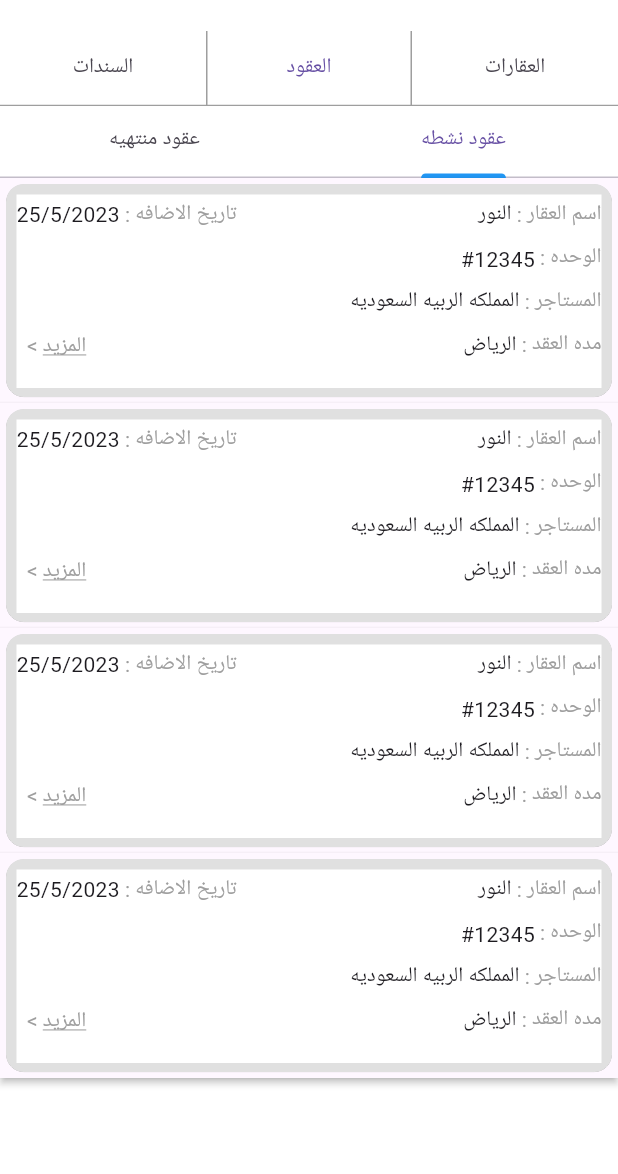
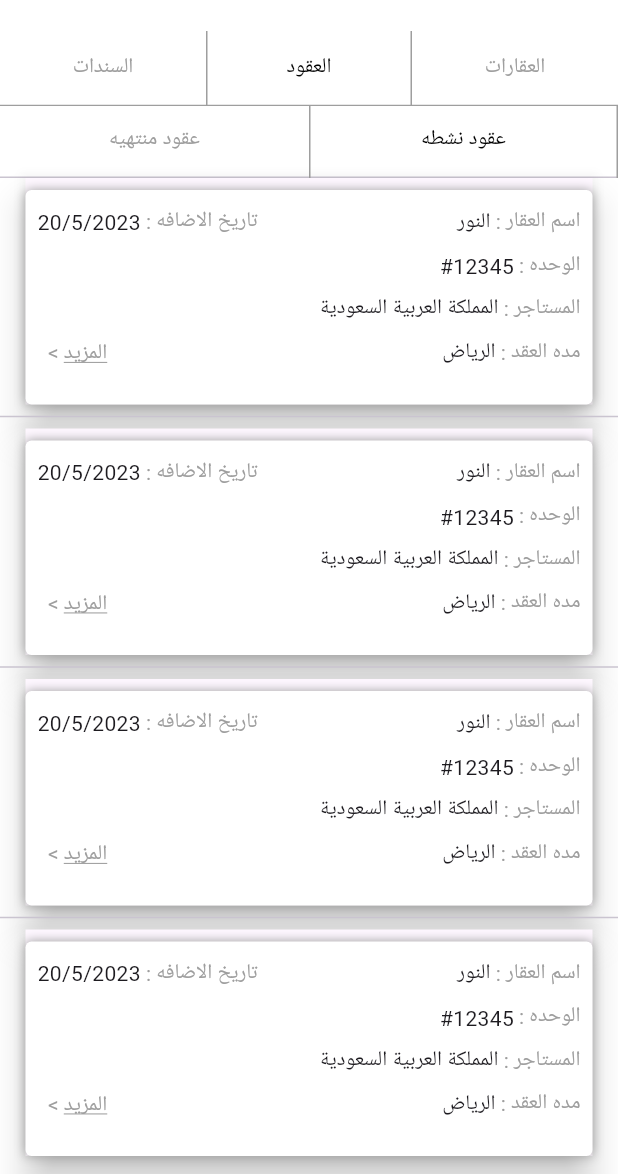
Before and after one commit to 27dandash/test-Repository, a Flutter app: the screen it shows after launch, tab 2 chosen, on a phone screen of 412 x 824 dp, the part 62-1236 px from its top. Run offline on Flutter 3.47's test engine with Material 3 defaults, Android fonts, the phone set to English and light mode, and no system bars; our stand-ins replace bloc, connectivity, dio, flutter_bloc, fluttertoast, hexcolor and 1 more; network calls fail.

Commit message:
clean architecture

```diff
--- a/lib/features/tapbar/domain/entities/model.dart
+++ b/lib/features/tapbar/domain/entities/model.dart
@@ -1,11 +1,11 @@
-class aqar {
+class PropertyModel {
   final String aqarname;
   final String date;
   final String aqarnumber;
   final String contry;
   final String city;
 
-  aqar(
+  PropertyModel(
       {required this.aqarname,
       required this.date,
       required this.aqarnumber,
@@ -13,14 +13,14 @@ class aqar {
       required this.city});
 }
 
-class aqaod {
+class ContractsModel {
   final String aqarname;
   final String date;
   final String unit;
   final String renter;
   final String time;
 
-  aqaod(
+  ContractsModel(
       {required this.aqarname,
       required this.date,
       required this.unit,
--- /dev/null
+++ b/lib/features/tapbar/presentation/components/Documents_tap_view.dart
@@ -0,0 +1,56 @@
+import 'package:fawry_app/features/tapbar/presentation/components/components.dart';
+import 'package:fawry_app/features/tapbar/presentation/controlles/cubit.dart';
+import 'package:flutter/cupertino.dart';
+import 'package:flutter/material.dart';
+
+class DocumentsTapView extends StatelessWidget {
+  const DocumentsTapView({super.key});
+
+  @override
+  Widget build(BuildContext context) {
+    return DefaultTabController(
+      length: 2,
+      child: Scaffold(
+        body: Column(
+          children: [
+            const TabBar(
+              unselectedLabelColor: Colors.grey,
+              labelColor: Colors.black,
+              indicator: BoxDecoration(
+                border: Border(
+                  left: BorderSide(color: Colors.grey), // provides to left side
+                  right: BorderSide(color: Colors.grey), // for right side
+                ),
+              ),
+              indicatorSize: TabBarIndicatorSize.tab,
+              tabs: [
+                Tab(
+                  text: 'عقود نشطه',
+                ),
+                Tab(
+                  text: 'عقود منتهيه',
+                ),
+              ],
+            ),
+            Expanded(child: card()),
+          ],
+        ),
+      ),
+    );
+  }
+}
+
+class card extends StatelessWidget {
+  @override
+  Widget build(BuildContext context) {
+    return ListView.separated(
+        itemCount: TapbarCubit.get(context).ContractsData.length,
+        itemBuilder: (BuildContext context, int index) {
+          return ContractsCard(
+              item: TapbarCubit.get(context).ContractsData[index]);
+        },
+        separatorBuilder: (BuildContext context, int index) {
+          return const Divider();
+        });
+  }
+}
--- a/lib/features/tapbar/presentation/components/components.dart
+++ b/lib/features/tapbar/presentation/components/components.dart
@@ -1,42 +1,47 @@
-import 'package:fawry_app/features/tapbar/Data/model/model.dart';
 import 'package:fawry_app/features/tapbar/domain/entities/model.dart';
 import 'package:flutter/cupertino.dart';
 import 'package:flutter/material.dart';
 
-class CustomCard extends StatelessWidget {
-  final aqar item;
+class PropertyCard extends StatelessWidget {
+  final PropertyModel item;
 
-  CustomCard({required this.item});
+  PropertyCard({required this.item});
 
   @override
   Widget build(BuildContext context) {
     return SizedBox(
-      height: 150,
+      height: 151,
+      child: Center(
         child: Material(
-        elevation: 2,
-        child: Center(
-          child: Card(
-            color: Colors.grey[300],
-            surfaceTintColor: Colors.grey,
-            elevation: 0.1,
-            child: Padding(
-              padding: const EdgeInsets.all(6.0),
-              child: ListView.builder(
-                  itemCount: 1,
-                  itemBuilder: (BuildContext context, int index) {
-                    return Padding(
-                      padding: const EdgeInsets.all(1.0),
-                      child: Container(
-                        color: Colors.white,
-                        height: 130,
+          elevation: 10,
+          // color: Colors.orange,
           child: Column(
             children: [
-                            SizedBox(
+              const SizedBox(
+                height: 8,
+              ),
+              Container(
+                decoration: BoxDecoration(
+                  color: Colors.white,
+                  boxShadow: const [
+                    BoxShadow(
+                      color: Colors.grey,
+                      blurRadius: 5.0, // soften the shadow
+                    )
+                  ],
+                  // border: Border.all(color: Colors.grey),
+                  borderRadius: BorderRadius.circular(4.0),
+                ),
+                height: 143,
+                width: 378,
+                child: Padding(
+                  padding: const EdgeInsets.all(8.0),
+                  child: Column(
+                    children: [
+                      const SizedBox(
                         height: 3,
                       ),
                       Row(
-                              // mainAxisAlignment: MainAxisAlignment.end,
-
                         children: [
                           const Text(
                             'اسم العقار : ',
@@ -82,8 +87,6 @@ class CustomCard extends StatelessWidget {
                         height: 8,
                       ),
                       Row(
-                              // mainAxisAlignment: MainAxisAlignment.end,
-
                         children: [
                           const Text(
                             'المدينه : ',
@@ -99,24 +102,21 @@ class CustomCard extends StatelessWidget {
                               style: TextStyle(
                                   color: Colors.grey,
                                   decoration: TextDecoration.underline,
-                                        fontSize: 14),
+                                  fontSize: 15),
                             )),
                           ),
                           RichText(
                               text: const TextSpan(
                                   text: ' >  ',
                                   style: TextStyle(
-                                            color: Colors.grey, fontSize: 14))),
-                                // Text('التاريخ  :  '),
-                                // Text(item.date),
+                                      color: Colors.grey, fontSize: 15))),
                         ],
                       ),
                     ],
                   ),
                 ),
-                    );
-                  }),
               ),
+            ],
           ),
         ),
       ),
@@ -124,35 +124,43 @@ class CustomCard extends StatelessWidget {
   }
 }
 
-class CustomCards extends StatelessWidget {
-  final aqaod item;
+class ContractsCard extends StatelessWidget {
+  final ContractsModel item;
 
-  CustomCards({required this.item});
+  ContractsCard({required this.item});
 
   @override
   Widget build(BuildContext context) {
     return SizedBox(
-      height: 150,
+      height: 151,
+      child: Center(
         child: Material(
-        elevation: 2,
-        child: Center(
-          child: Card(
-            color: Colors.grey[300],
-            surfaceTintColor: Colors.grey,
-            elevation: 0.1,
-            child: Padding(
-              padding: const EdgeInsets.all(6.0),
-              child: ListView.builder(
-                  itemCount: 1,
-                  itemBuilder: (BuildContext context, int index) {
-                    return Padding(
-                      padding: const EdgeInsets.all(1.0),
-                      child: Container(
-                        color: Colors.white,
-                        height: 130,
+          elevation: 10,
+          // color: Colors.orange,
           child: Column(
             children: [
-                            SizedBox(
+              const SizedBox(
+                height: 8,
+              ),
+              Container(
+                decoration: BoxDecoration(
+                  color: Colors.white,
+                  boxShadow: const [
+                    BoxShadow(
+                      color: Colors.grey,
+                      blurRadius: 5.0,
+                    )
+                  ],
+                  // border: Border.all(color: Colors.grey),
+                  borderRadius: BorderRadius.circular(4.0),
+                ),
+                height: 143,
+                width: 378,
+                child: Padding(
+                  padding: const EdgeInsets.all(8.0),
+                  child: Column(
+                    children: [
+                      const SizedBox(
                         height: 3,
                       ),
                       Row(
@@ -228,91 +236,16 @@ class CustomCards extends StatelessWidget {
                                   text: ' >  ',
                                   style: TextStyle(
                                       color: Colors.grey, fontSize: 14))),
-                                // Text('التاريخ  :  '),
-                                // Text(item.date),
                         ],
                       ),
                     ],
                   ),
                 ),
-                    );
-                  }),
               ),
+            ],
           ),
         ),
       ),
     );
   }
 }
-// class CustomCards extends StatelessWidget {
-//   final aqaod_model item;
-//
-//   CustomCards({required this.item});
-//
-//   @override
-//   Widget build(BuildContext context) {
-//     return Container(
-//       height: 150,
-//       child: Center(
-//         child: Card(
-//           child: ListView.builder(
-//               itemCount: 1,
-//               itemBuilder: (BuildContext context, int index) {
-//                 return Padding(
-//                   padding: const EdgeInsets.all(10.0),
-//                   child: SizedBox(
-//                     height: 120,
-//                     child: Column(
-//                       children: [
-//                         Row(
-//                           // crossAxisAlignment: CrossAxisAlignment.end,
-//                           // mainAxisAlignment: MainAxisAlignment.end,
-//                           children: [
-//                             const Text('اسم العقار   :  '),
-//                             Text(item.aqarname),
-//                             const Spacer(),
-//                             const Text('التاريخ  :  '),
-//                             Text(item.date),
-//                           ],
-//                         ),
-//                         const SizedBox(
-//                           height: 8,
-//                         ),
-//                         Row(
-//                           // mainAxisAlignment: MainAxisAlignment.end,
-//                           // crossAxisAlignment: CrossAxisAlignment.end,
-//                           children: [
-//                             const Text('الوحده  :  '),
-//                             Text(item.unit),
-//                           ],
-//                         ),
-//                         const SizedBox(
-//                           height: 8,
-//                         ),
-//                         Row(
-//                           // mainAxisAlignment: MainAxisAlignment.end,
-//                           children: [
-//                             const Text('المستاجر :  '),
-//                             Text(item.renter),
-//                           ],
-//                         ),
-//                         const SizedBox(
-//                           height: 8,
-//                         ),
-//                         Row(
-//                           // mainAxisAlignment: MainAxisAlignment.end,
-//                           children: [
-//                             const Text('مده العقد : '),
-//                             Text(item.time),
-//                           ],
-//                         ),
-//                       ],
-//                     ),
-//                   ),
-//                 );
-//               }),
-//         ),
-//       ),
-//     );
-//   }
-// }
--- a/lib/features/tapbar/presentation/controlles/cubit.dart
+++ b/lib/features/tapbar/presentation/controlles/cubit.dart
@@ -1,7 +1,4 @@
-
 import 'package:fawry_app/core/cubit/state.dart';
-import 'package:fawry_app/features/tapbar/Data/model/model.dart';
-import 'package:fawry_app/features/tapbar/domain/entities/model.dart';
 import 'package:fawry_app/features/tapbar/domain/entities/model.dart';
 import 'package:flutter/cupertino.dart';
 import 'package:flutter_bloc/flutter_bloc.dart';
@@ -18,72 +15,71 @@ class TapbarCubit extends Cubit<AppStates> {
     Text('Page 2'),
     Text('Page 3'),
   ];
-
-   void _onItemTapped(int index) {
-  //   setState(() {
-  //     _selectedIndex = index;
-  //   });
-   }
-
-  final List<aqar> aqarData = [
-    aqar(
+  final List<PropertyModel> PropertyData = [
+    PropertyModel(
       aqarname: 'النور',
-      date: '25/5/2023',
+      date: '20/5/2023',
       aqarnumber: '#12345',
-      contry: 'المملكه الربيه السعوديه',
-      city: 'الرياض',
-    ),aqar(
-      aqarname: 'النور',
-      date: '25/5/2023',
-      aqarnumber: '#12345',
-      contry: 'المملكه الربيه السعوديه',
+      contry: 'المملكة العربية السعودية',
       city: 'الرياض',
     ),
-    aqar(
+    PropertyModel(
       aqarname: 'النور',
-      date: '25/5/2023',
+      date: '20/5/2023',
       aqarnumber: '#12345',
-      contry: 'المملكه الربيه السعوديه',
+      contry: 'المملكة العربية السعودية',
       city: 'الرياض',
     ),
-    aqar(
+    PropertyModel(
       aqarname: 'النور',
-      date: '25/5/2023',
+      date: '20/5/2023',
       aqarnumber: '#12345',
-      contry: 'المملكه الربيه السعوديه',
+      contry: 'المملكة العربية السعودية',
+      city: 'الرياض',
+    ),
+    PropertyModel(
+      aqarname: 'النور',
+      date: '20/5/2023',
+      aqarnumber: '#12345',
+      contry: 'المملكة العربية السعودية',
+      city: 'الرياض',
+    ),
+    PropertyModel(
+      aqarname: 'النور',
+      date: '20/5/2023',
+      aqarnumber: '#12345',
+      contry: 'المملكة العربية السعودية',
       city: 'الرياض',
     ),
   ];
-  final List<aqaod> aqodData = [
-    aqaod(
-    aqarname: 'النور',
-    date: '25/5/2023',
-    unit: '#12345',
-    renter: 'المملكه الربيه السعوديه',
-    time: 'الرياض',
-    ),  aqaod(
-    aqarname: 'النور',
-    date: '25/5/2023',
-    unit: '#12345',
-    renter: 'المملكه الربيه السعوديه',
-    time: 'الرياض',
+  final List<ContractsModel> ContractsData = [
+    ContractsModel(
+      aqarname: 'النور',
+      date: '20/5/2023',
+      unit: '#12345',
+      renter: 'المملكة العربية السعودية',
+      time: 'الرياض',
     ),
-    aqaod(
+    ContractsModel(
       aqarname: 'النور',
-      date: '25/5/2023',
+      date: '20/5/2023',
       unit: '#12345',
-      renter: 'المملكه الربيه السعوديه',
+      renter: 'المملكة العربية السعودية',
       time: 'الرياض',
-    ), aqaod(
+    ),
+    ContractsModel(
       aqarname: 'النور',
-      date: '25/5/2023',
+      date: '20/5/2023',
       unit: '#12345',
-      renter: 'المملكه الربيه السعوديه',
+      renter: 'المملكة العربية السعودية',
+      time: 'الرياض',
+    ),
+    ContractsModel(
+      aqarname: 'النور',
+      date: '20/5/2023',
+      unit: '#12345',
+      renter: 'المملكة العربية السعودية',
       time: 'الرياض',
     ),
   ];
-
-  // onUpdateAppCubit(bool authorized){
-  //   emit(AuthUpdated(authorized));
-  // }
 }
--- a/lib/features/tapbar/presentation/controlles/states.dart
+++ b/lib/features/tapbar/presentation/controlles/states.dart
@@ -1,6 +1,3 @@
-
-abstract class TapbarStates  {}
+abstract class TapbarStates {}
 
 class AppInitialState extends TapbarStates {}
-
-// -------------------------------------------------- GetUserData
--- a/lib/features/tapbar/presentation/screens/tapbar_view.dart
+++ b/lib/features/tapbar/presentation/screens/tapbar_view.dart
@@ -1,10 +1,11 @@
-import 'package:fawry_app/core/network/local/SharedPreferences.dart';
-import 'package:fawry_app/features/tapbar/presentation/screens/widgets/first_screen.dart';
-import 'package:fawry_app/features/tapbar/presentation/screens/widgets/second_screen.dart';
-import 'package:fawry_app/features/tapbar/presentation/screens/widgets/third_screen.dart';
+import 'package:fawry_app/features/tapbar/presentation/components/Documents_tap_view.dart';
+import 'package:fawry_app/features/tapbar/presentation/components/contracts_tap_view.dart';
+import 'package:fawry_app/features/tapbar/presentation/components/property_tap_view.dart';
 import 'package:flutter/material.dart';
 
-class tapbar_view extends StatelessWidget {
+class TapBarView extends StatelessWidget {
+  const TapBarView({super.key});
+
   @override
   Widget build(BuildContext context) {
     return Directionality(
@@ -20,22 +21,18 @@ class tapbar_view extends StatelessWidget {
               child: const SizedBox(
                 height: 50,
                 child: TabBar(
+                  unselectedLabelColor: Colors.grey,
+                  labelColor: Colors.black,
                   indicator: BoxDecoration(
-
                     border: Border(
-                      left: BorderSide(color: Colors.grey), // provides to left side
+                      left: BorderSide(color: Colors.grey),
                       right: BorderSide(color: Colors.grey), // for right side
-                    ),),
-                  indicatorSize:TabBarIndicatorSize.tab ,
-                  // selectedItemColor: Colors.blue, // Color of selected tab text
-                  // unselectedItemColor: Colors.grey, // Color of unselected tab text
-                  // selectedLabelStyle: TextStyle(fontWeight: FontWeight.bold), // Style of selected tab text
-                  // unselectedLabelStyle: TextStyle(fontWeight: FontWeight.normal), // Style of unselected tab text
-
+                    ),
+                  ),
+                  indicatorSize: TabBarIndicatorSize.tab,
                   indicatorColor: Colors.blue,
                   dividerColor: Colors.grey,
                   dividerHeight: 0.9,
-
                   tabs: [
                     Tab(
                       text: 'العقارات',
@@ -51,8 +48,12 @@ class tapbar_view extends StatelessWidget {
               ),
             ),
           ),
-          body: TabBarView(
-            children: [const first(), third(), const second()],
+          body: const TabBarView(
+            children: [
+              PropertyTapView(),
+              DocumentsTapView(),
+              ContractsTapView()
+            ],
           ),
         ),
       ),
--- a/lib/features/tapbar/presentation/screens/widgets/first_screen.dart
+++ /dev/null
@@ -1,30 +0,0 @@
-import 'package:fawry_app/features/tapbar/presentation/components/components.dart';
-import 'package:fawry_app/features/tapbar/presentation/controlles/cubit.dart';
-import 'package:flutter/material.dart';
-
-
-// Home Screen
-class first extends StatelessWidget {
-  const first({Key? key}) : super(key: key);
-
-  @override
-  Widget build(BuildContext context) {
-    return Scaffold(
-
-        body: Center(
-            child: card()));
-  }
-}
-class card extends StatelessWidget {
-  @override
-  Widget build(BuildContext context) {
-    return ListView.builder(
-      itemCount: TapbarCubit.get(context).aqarData.length,
-      itemBuilder: (BuildContext context, int index) {
-        return CustomCard(item: TapbarCubit.get(context).aqarData[index]);
-      },
-    );
-  }
-}
-
-// Setting Screen
--- a/lib/features/tapbar/presentation/screens/widgets/third_screen.dart
+++ /dev/null
@@ -1,47 +0,0 @@
-
-import 'package:fawry_app/features/tapbar/presentation/components/components.dart';
-import 'package:fawry_app/features/tapbar/presentation/controlles/cubit.dart';
-import 'package:flutter/cupertino.dart';
-import 'package:flutter/material.dart';
-
-class third extends StatelessWidget {
-  @override
-  Widget build(BuildContext context) {
-    return DefaultTabController(
-      length: 2,
-      child: Scaffold(
-        body: Column(
-          children: [
-            TabBar(
-              indicatorColor: Colors.blue,
-
-              tabs:  [
-                Tab(
-                  text: 'عقود نشطه',
-                ),
-                Tab(
-                  text: 'عقود منتهيه',
-                ),
-              ],
-            ),
-
-            Expanded(child: card()),
-
-          ],
-        ),
-      ),
-    );
-  }
-}
-
-class card extends StatelessWidget {
-  @override
-  Widget build(BuildContext context) {
-    return ListView.builder(
-      itemCount: TapbarCubit.get(context).aqodData.length,
-      itemBuilder: (BuildContext context, int index) {
-        return CustomCards(item: TapbarCubit.get(context).aqodData[index]);
-      },
-    );
-  }
-}
--- a/lib/main.dart
+++ b/lib/main.dart
@@ -1,9 +1,7 @@
 import 'package:flutter/material.dart';
-import 'package:flutter/services.dart';
 import 'package:flutter_bloc/flutter_bloc.dart';
 import 'package:shared_preferences/shared_preferences.dart';
 import 'package:fawry_app/core/theme/app_theme.dart';
-import 'core/components/constants.dart';
 import 'core/cubit/cubit.dart';
 import 'core/cubit/state.dart';
 import 'core/network/local/SharedPreferences.dart';
@@ -19,45 +17,21 @@ void main() async {
   await CacheHelper.init();
   SharedPreferences.getInstance();
   bool? isdark = CacheHelper.getData(key: 'Isdark');
-  // Widget widget;
-  // bool onBoarding = CacheHelper.getData(key: 'onBoarding') == null
-  //     ? false
-  //     : CacheHelper.getData(key: 'onBoarding');
-  // token = CacheHelper.getData(key: 'uId');
-  // isRtl = CacheHelper.getData(key: 'isRtl');
-  // String translation = await rootBundle
-  // //     .loadString('assets/translations/${isRtl ? 'ar' : 'en'}.json');
-
-  // if (onBoarding == false) {
-  //   if (token != null) {
-  //     widget = const HomeLayOut();
-  //     print(token);
-  //   } else
-  //     widget = splash();
-  // } else
-  //   widget = splash();
 
   runApp(MyApp(
-    // startWidget: widget,
-    // isRtl: isRtl,
-    // translation: translation,
+
     isdark: isdark,
   ));
 }
 
 class MyApp extends StatelessWidget {
   final bool? isdark;
-  //
-  // // final Widget startWidget;
-  // final bool isRtl;
-  // final String translation;
+
 
   MyApp(
       {
-      // required this.startWidget,
-      // required this.isRtl,
+
       required this.isdark,
-      // required this.translation
       });
 
   @override
@@ -66,7 +40,6 @@ class MyApp extends StatelessWidget {
       providers: [
         BlocProvider<AppCubit>(
             create: (BuildContext context) => AppCubit()
-              // ..setTranslation(translation: translation)
               ..checkConnectivity()
               ..getbusniss()
               ..onchangeappmode(
@@ -84,7 +57,7 @@ class MyApp extends StatelessWidget {
             theme: AppTheme().lightTheme,
             darkTheme: AppTheme().darkTheme,
             themeMode: cubit.AppTheme ? ThemeMode.light : ThemeMode.dark,
-            home: tapbar_view(),
+            home: const TapBarView(),
             // home: startWidget,
           );
         },
```
Also changed, not shown: lib/features/tapbar/presentation/components/contracts_tap_view.dart (added, +13 -0 lines), lib/features/tapbar/presentation/components/property_tap_view.dart (added, +12 -0 lines), lib/features/tapbar/presentation/screens/widgets/grid.dart (deleted, +0 -44 lines), lib/features/tapbar/presentation/screens/widgets/nav_bar.dart (deleted, +0 -73 lines), lib/features/tapbar/presentation/screens/widgets/second_screen.dart (deleted, +0 -17 lines). Lines whose indentation alone changed are shown as unchanged.
